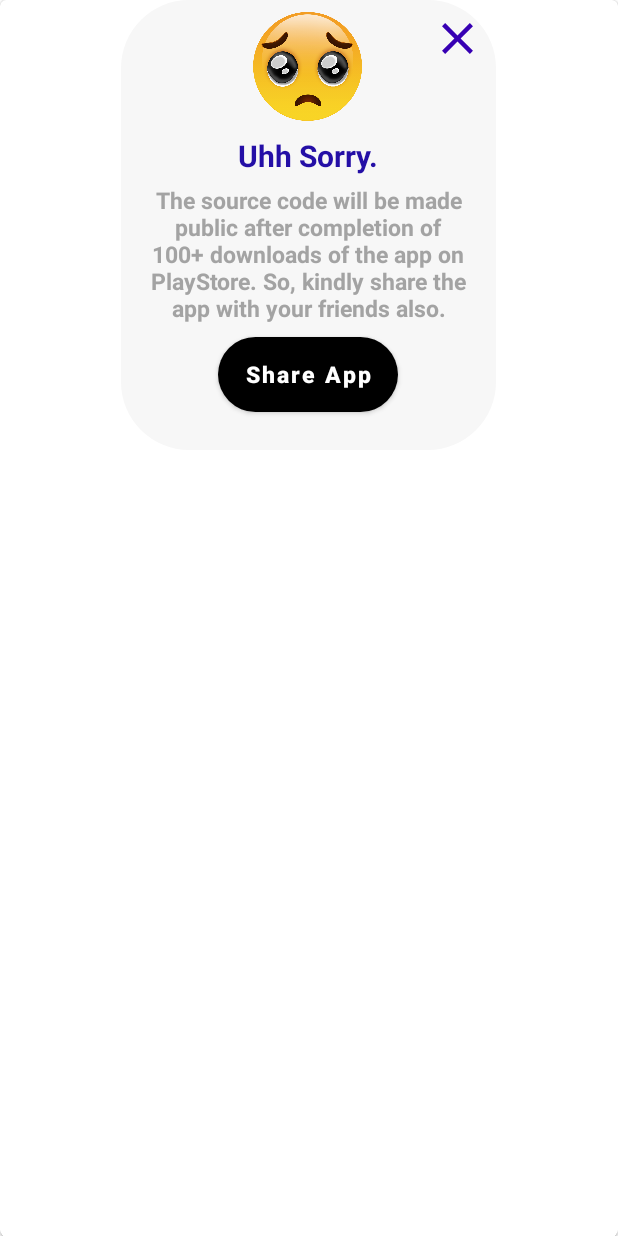
After one commit to Suryansh1720001/Taaveez, an Android app: the layout dialog_source_cde.xml on its own in the app's theme, with its tools: preview values and no code run, on a phone screen of 412 x 824 dp. The commit adds this screen. Run offline under Robolectric (Android 15) with nearby library versions, the phone set to English and light mode, and no system bars.

Commit message:
setup dialog box for sharing the source code

```diff
--- a/app/src/main/java/com/google/mynotes/Setting.kt
+++ b/app/src/main/java/com/google/mynotes/Setting.kt
@@ -1,19 +1,17 @@
 package com.google.mynotes
 
 import  android.app.Activity
+import android.app.Dialog
 import android.content.Context
 import android.content.Intent
 import android.content.res.Configuration
 import android.graphics.Typeface
 import androidx.appcompat.app.AppCompatActivity
 import android.os.Bundle
-import android.os.LocaleList
 import android.widget.Toast
 import androidx.appcompat.app.AlertDialog
-import androidx.appcompat.app.AppCompatDelegate
-import androidx.appcompat.app.AppCompatDelegate.*
-import com.google.mynotes.databinding.ActivityMainBinding
 import com.google.mynotes.databinding.ActivitySettingBinding
+import com.google.mynotes.databinding.DialogSourceCdeBinding
 import java.util.*
 
 open class Setting : AppCompatActivity() {
@@ -49,6 +47,10 @@ open class Setting : AppCompatActivity() {
 
         binding?.llLanguage?.setOnClickListener {
             showChangeLang()
+        }
+
+        binding?.tvSourceCode?.setOnClickListener {
+            sourceCode()
         }
 
 //        binding?.switchTheme?.setOnCheckedChangeListener{ buttonView,isChecked ->
@@ -113,4 +115,32 @@ open class Setting : AppCompatActivity() {
 
     }
 
+    private fun sourceCode(){
+        val sourceCodeDialog = Dialog(this)
+        sourceCodeDialog.setCancelable(false)
+        val binding = DialogSourceCdeBinding.inflate(layoutInflater)
+        sourceCodeDialog.setContentView(binding.root)
+
+
+
+
+        binding?.closePopup?.setOnClickListener {
+            sourceCodeDialog.dismiss()
+        }
+        binding?.popupShareBtn?.setOnClickListener {
+            share()
+        }
+
+        sourceCodeDialog.setCancelable(true)
+        sourceCodeDialog.show()
+    }
+
+
+    private fun share() {
+        val shareIntent = Intent(Intent.ACTION_SEND)
+        shareIntent.type = "text/plain"
+        shareIntent.putExtra(Intent.EXTRA_TEXT, getString(R.string.share_subject))
+        startActivity(Intent.createChooser(shareIntent, getString(R.string.share_title)))
+    }
+
 }
--- /dev/null
+++ b/app/src/main/res/drawable-v21/bg_sourcecode_doalgo.xml
@@ -0,0 +1,6 @@
+<?xml version="1.0" encoding="utf-8"?>
+<shape xmlns:android="http://schemas.android.com/apk/res/android"
+    android:shape="rectangle">
+    <corners android:radius="45dp"/>
+    <solid android:color="#240fa6"/>
+</shape>
--- /dev/null
+++ b/app/src/main/res/drawable-v21/ic_close.xml
@@ -0,0 +1,5 @@
+<vector android:height="35dp" android:tint="?attr/colorPrimaryDark"
+    android:viewportHeight="24" android:viewportWidth="24"
+    android:width="35dp" xmlns:android="http://schemas.android.com/apk/res/android">
+    <path android:fillColor="@android:color/white" android:pathData="M19,6.41L17.59,5 12,10.59 6.41,5 5,6.41 10.59,12 5,17.59 6.41,19 12,13.41 17.59,19 19,17.59 13.41,12z"/>
+</vector>
--- /dev/null
+++ b/app/src/main/res/drawable-v24/background_dialog_source_code.xml
@@ -0,0 +1,6 @@
+<?xml version="1.0" encoding="utf-8"?>
+<shape xmlns:android="http://schemas.android.com/apk/res/android"
+    android:shape="rectangle">
+    <corners android:radius="45dp"/>
+    <solid android:color="#f7f7f7"/>
+</shape>
--- /dev/null
+++ b/app/src/main/res/layout/dialog_source_cde.xml
@@ -0,0 +1,87 @@
+<?xml version="1.0" encoding="utf-8"?>
+<com.google.android.material.card.MaterialCardView xmlns:android="http://schemas.android.com/apk/res/android"
+    android:layout_width="match_parent"
+    android:layout_height="match_parent">
+
+    <RelativeLayout xmlns:android="http://schemas.android.com/apk/res/android"
+        android:layout_width="match_parent"
+        android:layout_height="wrap_content"
+        android:layout_centerInParent="true">
+
+        <RelativeLayout
+            android:layout_width="250dp"
+            android:layout_height="300dp"
+            android:layout_centerInParent="true">
+            <RelativeLayout
+                android:layout_width="250dp"
+                android:layout_height="300dp"
+                android:layout_alignParentBottom="true"
+                android:layout_centerHorizontal="true"
+                android:background="@drawable/background_dialog_source_code">
+
+            >
+
+                <ImageButton
+                    android:id="@+id/closePopup"
+                    android:layout_width="wrap_content"
+                    android:layout_height="wrap_content"
+                    android:layout_alignParentEnd="true"
+                    android:layout_alignParentRight="true"
+                    android:layout_marginTop="8dp"
+                    android:layout_marginRight="8dp"
+                    android:background="@android:color/transparent"
+                    android:src="@drawable/ic_close" />
+
+                <TextView
+                    android:id="@+id/heading"
+                    android:layout_width="wrap_content"
+                    android:layout_height="wrap_content"
+                    android:layout_centerHorizontal="true"
+                    android:layout_marginTop="90dp"
+                    android:text="Uhh Sorry."
+                    android:textColor="#240fa6"
+                    android:textSize="20dp"
+                    android:textStyle="bold" />
+
+                <TextView
+                    android:id="@+id/popuptext"
+                    android:layout_width="wrap_content"
+                    android:layout_height="wrap_content"
+                    android:layout_below="@+id/heading"
+                    android:layout_centerHorizontal="true"
+                    android:layout_marginHorizontal="10dp"
+                    android:layout_marginTop="5dp"
+                    android:text="The source code will be made public after completion of 100+ downloads of the app on PlayStore. So, kindly share the app with your friends also."
+                    android:textAlignment="center"
+                    android:textColor="#a3a3a3"
+                    android:textSize="15dp"
+                    android:textStyle="bold" />
+
+                <Button
+                    android:id="@+id/popupShareBtn"
+                    android:layout_width="120dp"
+                    android:layout_height="50dp"
+                    android:layout_alignParentBottom="true"
+                    android:layout_centerHorizontal="true"
+                    android:layout_marginBottom="25dp"
+                    android:background="@drawable/bg_sourcecode_doalgo"
+                    android:backgroundTint="#240fa6"
+                    android:text="Share App"
+                    android:textAllCaps="false"
+                    android:textColor="#ffffff"
+                    android:textSize="15dp"
+                    android:textStyle="bold" />
+
+            </RelativeLayout>
+
+            <ImageView
+                android:id="@+id/popupStatus"
+                android:layout_width="100dp"
+                android:layout_height="90dp"
+                android:layout_centerHorizontal="true"
+                android:scaleType="centerCrop"
+                android:src="@drawable/sourcecode_status" />
+        </RelativeLayout>
+    </RelativeLayout>
+
+</com.google.android.material.card.MaterialCardView>
--- a/app/src/main/res/values/strings.xml
+++ b/app/src/main/res/values/strings.xml
@@ -23,4 +23,10 @@
     <string name="no">No</string>
     <string name="delete_record">Delete Record</string>
     <string name="appVersion">v.1.1.0</string>
+    <string name="share_subject">Hey, Go and check out this cool application. Go to this link to download.\n\n
+
+        Link: https://github.com/Suryansh1720001/Taaveez#taaveez\n\n
+
+    </string>
+    <string name="share_title">Share Via</string>
 </resources>
```
Also changed, not shown: app/src/main/res/drawable-v21/sourcecode_status.png (added), 1 other file.
